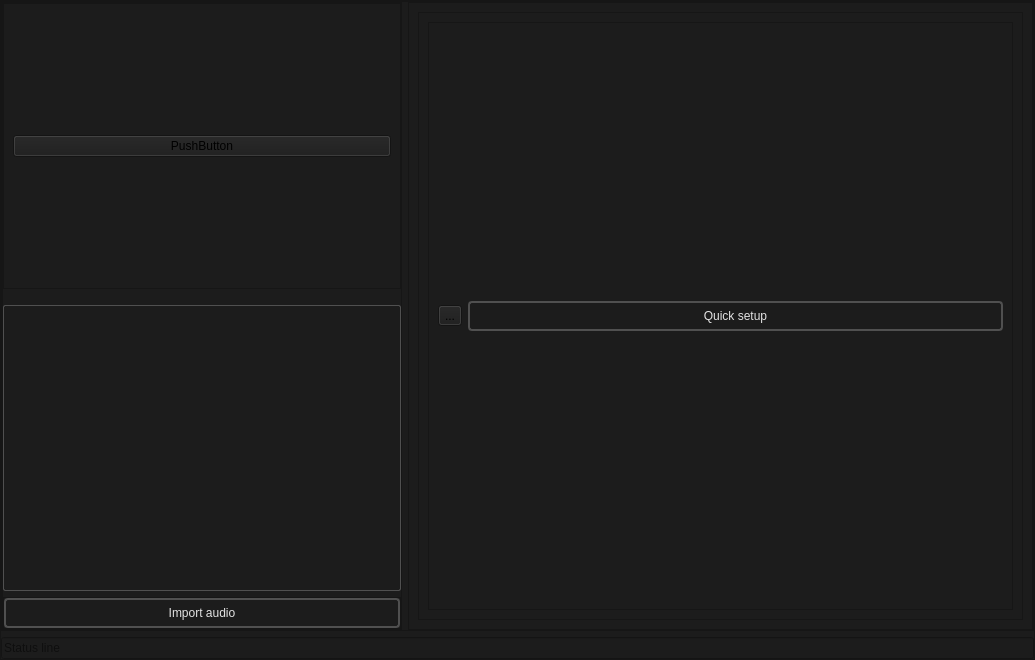
Qt form soudevent_editor/soundevenet_editor_mainwindow.ui (dertwist/Hammer5Tools) before a commit.
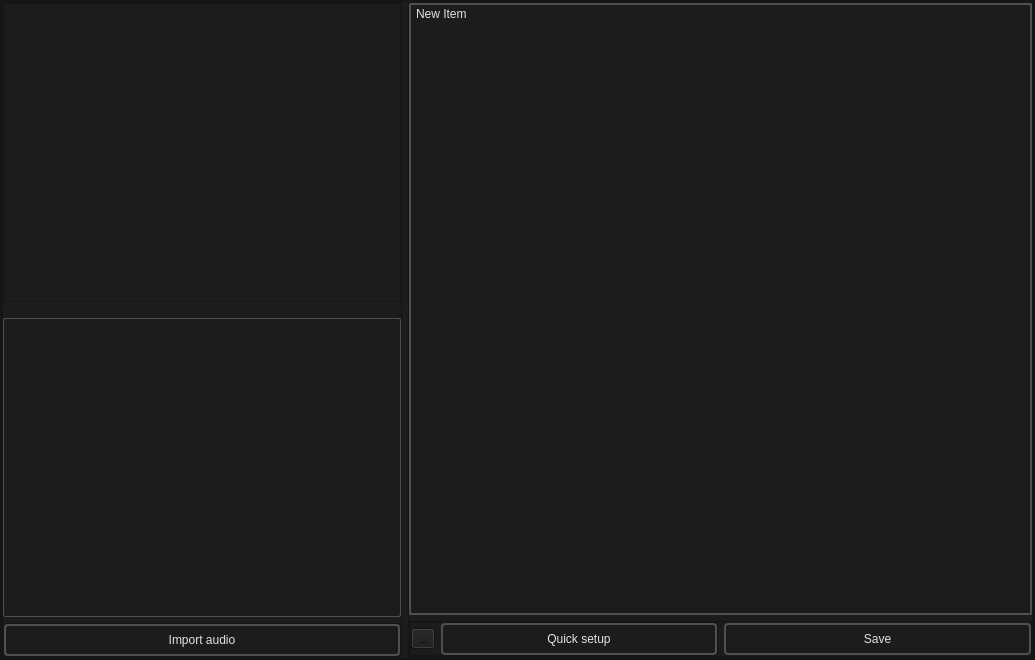
The same form after that commit. Icons and pictures are not drawn.

Commit message: Soundevent editor testing widget list

```diff
--- a/soudevent_editor/soundevenet_editor_mainwindow.ui
+++ b/soudevent_editor/soundevenet_editor_mainwindow.ui
@@ -109,30 +109,7 @@
               <number>0</number>
              </property>
              <item>
-              <widget class="QScrollArea" name="scrollArea">
-               <property name="widgetResizable">
-                <bool>true</bool>
-               </property>
-               <widget class="QWidget" name="scrollAreaWidgetContents">
-                <property name="geometry">
-                 <rect>
-                  <x>0</x>
-                  <y>0</y>
-                  <width>396</width>
-                  <height>312</height>
-                 </rect>
-                </property>
-                <layout class="QVBoxLayout" name="verticalLayout_2">
-                 <item>
-                  <widget class="QPushButton" name="pushButton">
-                   <property name="text">
-                    <string>PushButton</string>
-                   </property>
-                  </widget>
-                 </item>
-                </layout>
-               </widget>
-              </widget>
+              <widget class="QListWidget" name="soundevents_list"/>
              </item>
              <item>
               <spacer name="verticalSpacer_2">
@@ -259,7 +236,7 @@
                   <property name="minimumSize">
                    <size>
                     <width>0</width>
-                    <height>18</height>
+                    <height>32</height>
                    </size>
                   </property>
                   <property name="styleSheet">
@@ -314,11 +291,72 @@
              <enum>QFrame::Raised</enum>
             </property>
             <layout class="QVBoxLayout" name="verticalLayout_3">
+             <property name="leftMargin">
+              <number>0</number>
+             </property>
+             <property name="topMargin">
+              <number>0</number>
+             </property>
+             <property name="rightMargin">
+              <number>0</number>
+             </property>
+             <property name="bottomMargin">
+              <number>0</number>
+             </property>
              <item>
-              <layout class="QHBoxLayout" name="sound_event_editor_viewport_widget"/>
+              <widget class="QListWidget" name="soundevent_properties">
+               <property name="styleSheet">
+                <string notr="true">QListWidget {
+    border: 2px solid #CCCCCC;
+    border-color: rgba(80, 80, 80, 255);
+    border-radius: 2px;
+    padding: 2px;
+    color: #E3E3E3;
+}
+QListWidget::item {
+    padding: 0px;
+}
+QListWidget::item:selected {
+    border: 2px solid #CCCCCC;
+    border-color: rgba(80, 80, 80, 255);
+    border-radius: 2px;
+    padding: 2px;
+    color: #E3E3E3;
+}
+
+QListWidget::item:hover {
+    border: 2px solid #CCCCCC;
+    border-color: rgba(80, 80, 80, 255);
+    border-radius: 2px;
+    padding: 2px;
+    color: #E3E3E3;
+}
+</string>
+               </property>
+               <item>
+                <property name="text">
+                 <string>New Item</string>
+                </property>
+                <property name="toolTip">
+                 <string extracomment="fsdfsdfsd"/>
+                </property>
+               </item>
+              </widget>
              </item>
              <item>
               <widget class="QFrame" name="frame_2">
+               <property name="sizePolicy">
+                <sizepolicy hsizetype="Preferred" vsizetype="Fixed">
+                 <horstretch>0</horstretch>
+                 <verstretch>0</verstretch>
+                </sizepolicy>
+               </property>
+               <property name="maximumSize">
+                <size>
+                 <width>16777215</width>
+                 <height>38</height>
+                </size>
+               </property>
                <property name="frameShape">
                 <enum>QFrame::StyledPanel</enum>
                </property>
@@ -326,6 +364,21 @@
                 <enum>QFrame::Raised</enum>
                </property>
                <layout class="QHBoxLayout" name="horizontalLayout_2">
+                <property name="spacing">
+                 <number>6</number>
+                </property>
+                <property name="leftMargin">
+                 <number>0</number>
+                </property>
+                <property name="topMargin">
+                 <number>0</number>
+                </property>
+                <property name="rightMargin">
+                 <number>0</number>
+                </property>
+                <property name="bottomMargin">
+                 <number>0</number>
+                </property>
                 <item>
                  <widget class="QFrame" name="frame_4">
                   <property name="frameShape">
@@ -335,6 +388,18 @@
                    <enum>QFrame::Raised</enum>
                   </property>
                   <layout class="QHBoxLayout" name="horizontalLayout_4">
+                   <property name="leftMargin">
+                    <number>0</number>
+                   </property>
+                   <property name="topMargin">
+                    <number>0</number>
+                   </property>
+                   <property name="rightMargin">
+                    <number>0</number>
+                   </property>
+                   <property name="bottomMargin">
+                    <number>0</number>
+                   </property>
                    <item>
                     <widget class="QToolButton" name="toolButton">
                      <property name="text">
@@ -357,7 +422,7 @@
                      <property name="minimumSize">
                       <size>
                        <width>0</width>
-                       <height>18</height>
+                       <height>32</height>
                       </size>
                      </property>
                      <property name="styleSheet">
@@ -400,6 +465,51 @@
                   </layout>
                  </widget>
                 </item>
+                <item>
+                 <widget class="QPushButton" name="Import_Audio_button_3">
+                  <property name="minimumSize">
+                   <size>
+                    <width>0</width>
+                    <height>32</height>
+                   </size>
+                  </property>
+                  <property name="styleSheet">
+                   <string notr="true">
+    /* QPushButton default and hover styles */
+    QPushButton {
+
+        font: 600 10pt &quot;Segoe UI&quot;;
+	
+
+        border: 2px solid black;
+        border-radius: 4px;
+        border-color: rgba(80, 80, 80, 255);
+        height:22px;
+        padding-top: 2px;
+        padding-bottom:2px;
+        padding-left: 4px;
+        padding-right: 4px;
+        color: #E3E3E3;
+        background-color: #1C1C1C;
+    }
+    QPushButton:hover {
+        background-color: #414956;
+        color: white;
+    }
+    QPushButton:pressed {
+        background-color: red;
+        background-color: #1C1C1C;
+        margin: 1 px;
+        margin-left: 2px;
+        margin-right: 2px;
+
+    }</string>
+                  </property>
+                  <property name="text">
+                   <string>Save</string>
+                  </property>
+                 </widget>
+                </item>
                </layout>
               </widget>
              </item>
@@ -409,16 +519,6 @@
          </layout>
         </widget>
        </item>
-       <item>
-        <widget class="QLineEdit" name="lineEdit">
-         <property name="readOnly">
-          <bool>true</bool>
-         </property>
-         <property name="placeholderText">
-          <string>Status line</string>
-         </property>
-        </widget>
-       </item>
       </layout>
      </widget>
     </item>
```
The commit also changes 12 other files.
